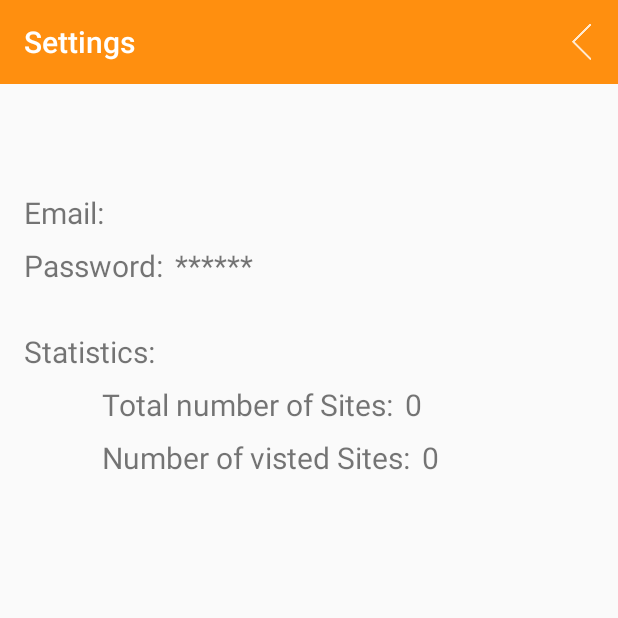
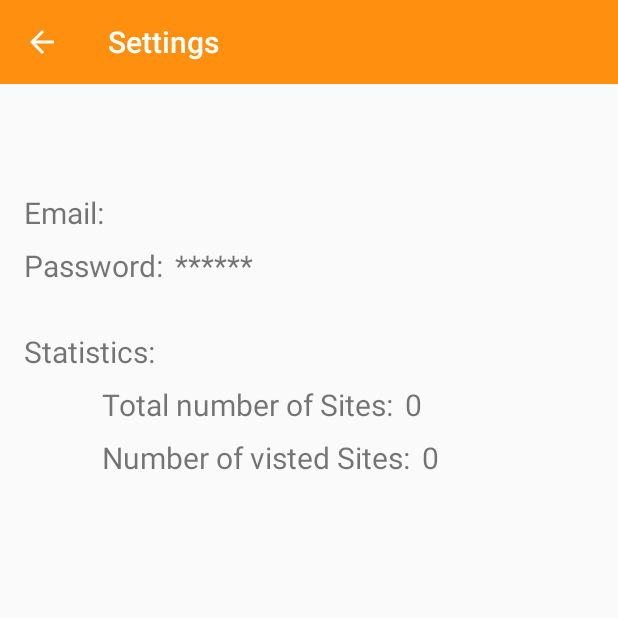
Before and after one commit to ForsterRobin/xSiteMe, an Android app: the SettingsView screen opened directly, with no data from a screen before it, on a phone screen of 412 x 824 dp, the top half of it. Run offline under Robolectric (Android 15) with nearby library versions, the phone set to English and light mode, and no system bars; our stand-ins replace Firebase (no records; nobody signed in at launch, a user with empty details on screens opened directly).

Commit message:
Added the 'Up' functionality
deleted own implementation of the back button in the settings view to use standard android implementation in all views

```diff
--- a/app/src/main/java/for35892/othr/de/xsiteme/views/map/SiteMapView.kt
+++ b/app/src/main/java/for35892/othr/de/xsiteme/views/map/SiteMapView.kt
@@ -16,6 +16,7 @@ class SiteMapView: BaseView(), GoogleMap.OnMarkerClickListener {
         super.onCreate(savedInstanceState)
         setContentView(R.layout.activity_site_maps)
         setSupportActionBar(toolbarMaps)
+        supportActionBar?.setDisplayHomeAsUpEnabled(true)
 
         mapView.onCreate(savedInstanceState);
         mapView.getMapAsync {
--- a/app/src/main/java/for35892/othr/de/xsiteme/views/settings/SettingsView.kt
+++ b/app/src/main/java/for35892/othr/de/xsiteme/views/settings/SettingsView.kt
@@ -1,8 +1,6 @@
 package for35892.othr.de.xsiteme.views.settings
 
 import android.os.Bundle
-import android.view.Menu
-import android.view.MenuItem
 import for35892.othr.de.xsiteme.R
 import for35892.othr.de.xsiteme.models.SiteModel
 import for35892.othr.de.xsiteme.views.BaseView
@@ -18,6 +16,7 @@ class SettingsView : BaseView(), AnkoLogger {
         setContentView(R.layout.activity_settings)
         toolbarSettings.title = title
         setSupportActionBar(toolbarSettings)
+        supportActionBar?.setDisplayHomeAsUpEnabled(true)
 
         presenter = SettingsPresenter(this)
 
@@ -26,20 +25,6 @@ class SettingsView : BaseView(), AnkoLogger {
         presenter.doShowNumberVisited()
     }
 
-    override fun onCreateOptionsMenu(menu: Menu): Boolean {
-        menuInflater.inflate(R.menu.menu_settings, menu)
-        return super.onCreateOptionsMenu(menu)
-    }
-
-    override fun onOptionsItemSelected(item: MenuItem?): Boolean {
-        when (item?.itemId) {
-            R.id.item_back -> {
-                presenter.doGoBack()
-            }
-        }
-        return super.onOptionsItemSelected(item)
-    }
-
     override fun onBackPressed() {
         presenter.doGoBack()
     }
--- a/app/src/main/java/for35892/othr/de/xsiteme/views/site/SiteView.kt
+++ b/app/src/main/java/for35892/othr/de/xsiteme/views/site/SiteView.kt
@@ -23,6 +23,7 @@ class SiteView : BaseView(), AnkoLogger {
         setContentView(R.layout.activity_site)
         toolbarAdd.title = title
         setSupportActionBar(toolbarAdd)
+        supportActionBar?.setDisplayHomeAsUpEnabled(true)
 
         presenter = initPresenter (SitePresenter(this)) as SitePresenter
 
--- a/app/src/main/res/layout/activity_site_maps.xml
+++ b/app/src/main/res/layout/activity_site_maps.xml
@@ -4,7 +4,7 @@
   xmlns:tools="http://schemas.android.com/tools"
   android:layout_width="match_parent"
   android:layout_height="match_parent"
-  tools:context="for35892.othr.de.xsiteme.views.map.SiteMapsView">
+  tools:context="for35892.othr.de.xsiteme.views.map.SiteMapView">
 
   <android.support.design.widget.AppBarLayout
     android:layout_width="match_parent"
--- a/app/src/main/res/menu/menu_settings.xml
+++ /dev/null
@@ -1,10 +0,0 @@
-<?xml version="1.0" encoding="utf-8"?>
-<menu xmlns:android="http://schemas.android.com/apk/res/android"
-      xmlns:app="http://schemas.android.com/apk/res-auto">
-
-    <item
-            android:id="@+id/item_back"
-            android:title="@string/menu_back"
-            android:icon="@drawable/ic_menu_back"
-            app:showAsAction="always"/>
-</menu>
```
Also changed, not shown: app/src/main/AndroidManifest.xml (+15 -3 lines).
